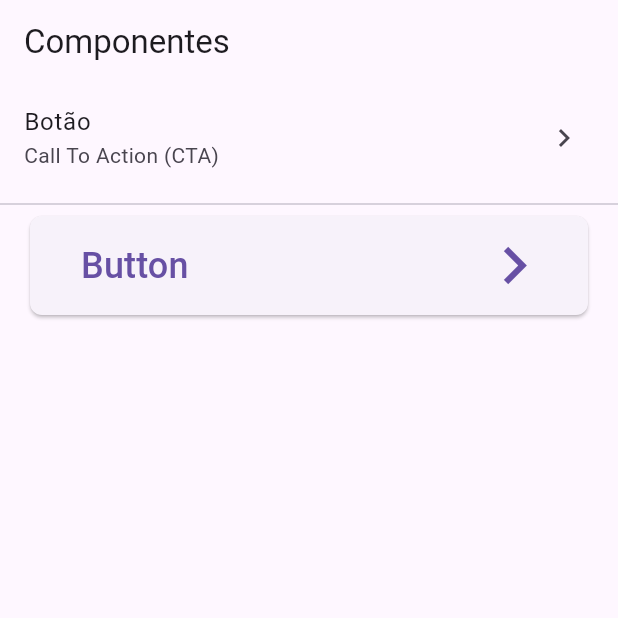
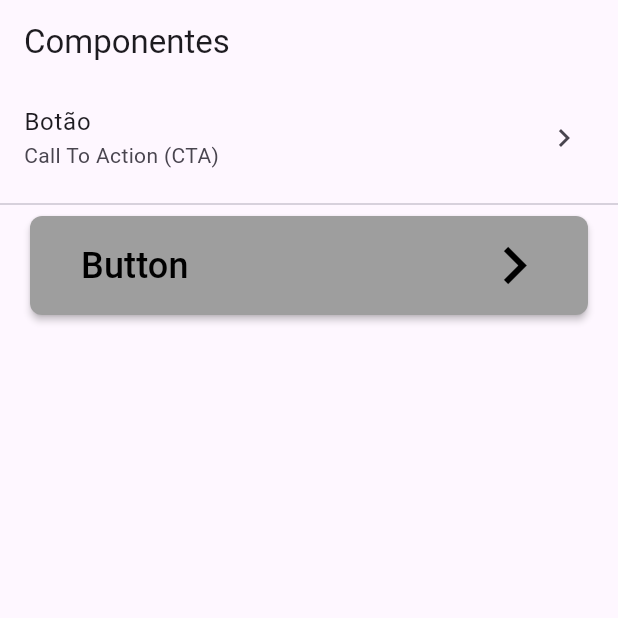
Before and after one commit to habibasseiss/charity_finder, a Flutter app: the screen it shows after launch, on a phone screen of 412 x 824 dp, the top half of it. Run offline on Flutter 3.47's test engine with Material 2 defaults, Android fonts, the phone set to English and light mode, and no system bars.

Commit message:
botao melhor estilizado

```diff
--- a/lib/src/components/components_list_view.dart
+++ b/lib/src/components/components_list_view.dart
@@ -32,6 +32,7 @@ class ComponentsListView extends StatelessWidget {
             onPressed: () {
               print('teste');
             },
+            backgroundColor: Colors.grey,
             title: 'Button',
           ),
         ],
--- a/lib/src/components/shared/button_widget.dart
+++ b/lib/src/components/shared/button_widget.dart
@@ -5,10 +5,10 @@ import 'package:flutter/src/widgets/framework.dart';
 class ButtonWidget extends StatefulWidget {
   final Function onPressed;
   final String title;
-  Color? backgroundColor;
-  double borderRadiusValue;
+  final Color? backgroundColor;
+  final double borderRadiusValue;
 
-  ButtonWidget({
+  const ButtonWidget({
     super.key,
     required this.onPressed,
     required this.title,
@@ -27,14 +27,16 @@ class _ButtonWidgetState extends State<ButtonWidget> {
       margin: const EdgeInsets.symmetric(horizontal: 20),
       child: ElevatedButton(
         onPressed: () => widget.onPressed(),
-        style: ButtonStyle(
-          shape: MaterialStateProperty.all<RoundedRectangleBorder>(
+        style: ElevatedButton.styleFrom(
+          primary: widget.backgroundColor,
+          onPrimary: widget.backgroundColor != null? widget.backgroundColor!.withOpacity(0.1): null,
+          elevation: 2,
+          animationDuration: const Duration(seconds: 2),
+          ).copyWith(shape: MaterialStateProperty.all<RoundedRectangleBorder>(
             RoundedRectangleBorder(
               borderRadius: BorderRadius.circular(widget.borderRadiusValue),
             ),
-          ),
-          backgroundColor: MaterialStateProperty.all(widget.backgroundColor),
-        ),
+          ),),
         child: Padding(
           padding: const EdgeInsets.only(left: 10.0, top: 8.0, bottom: 8.0),
           child: Row(
@@ -42,11 +44,12 @@ class _ButtonWidgetState extends State<ButtonWidget> {
             children: [
               Text(
                 widget.title,
-                style: const TextStyle(fontSize: 24),
+                style: const TextStyle(fontSize: 24, color: Colors.black),
               ),
               const Icon(
                 Icons.chevron_right,
                 size: 50,
+                color: Colors.black,
               ),
             ],
           ),
```
